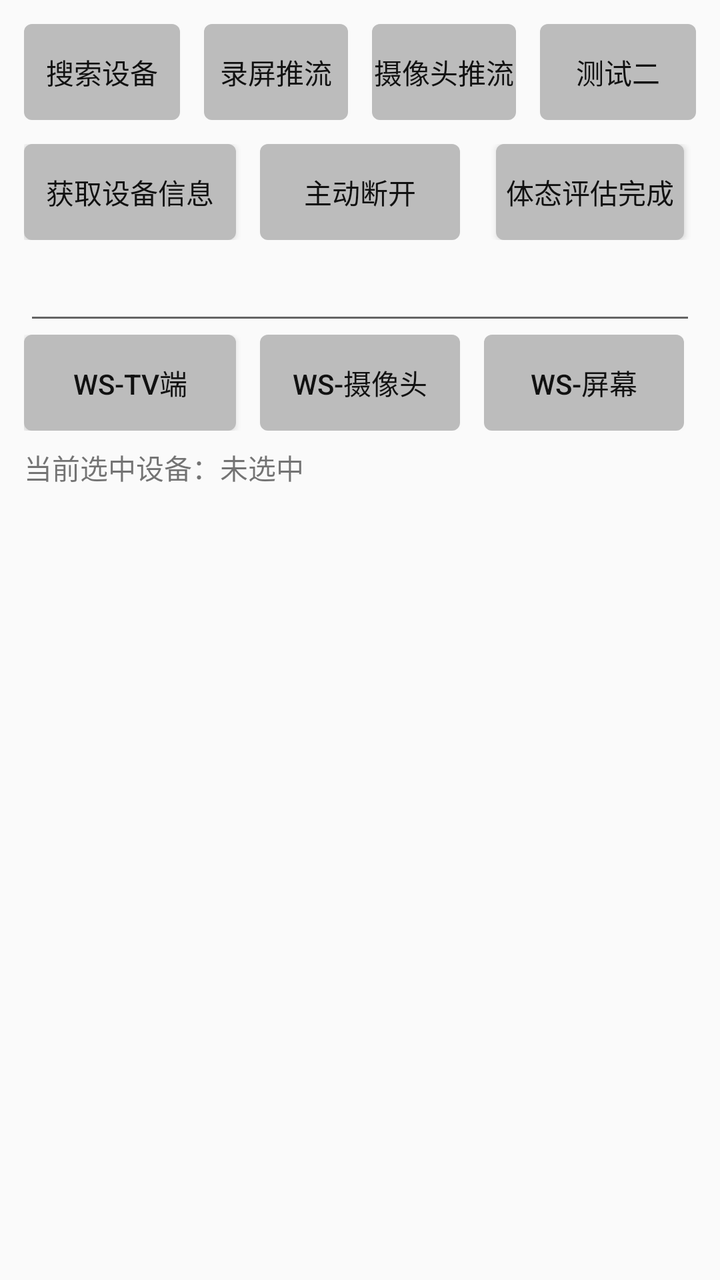
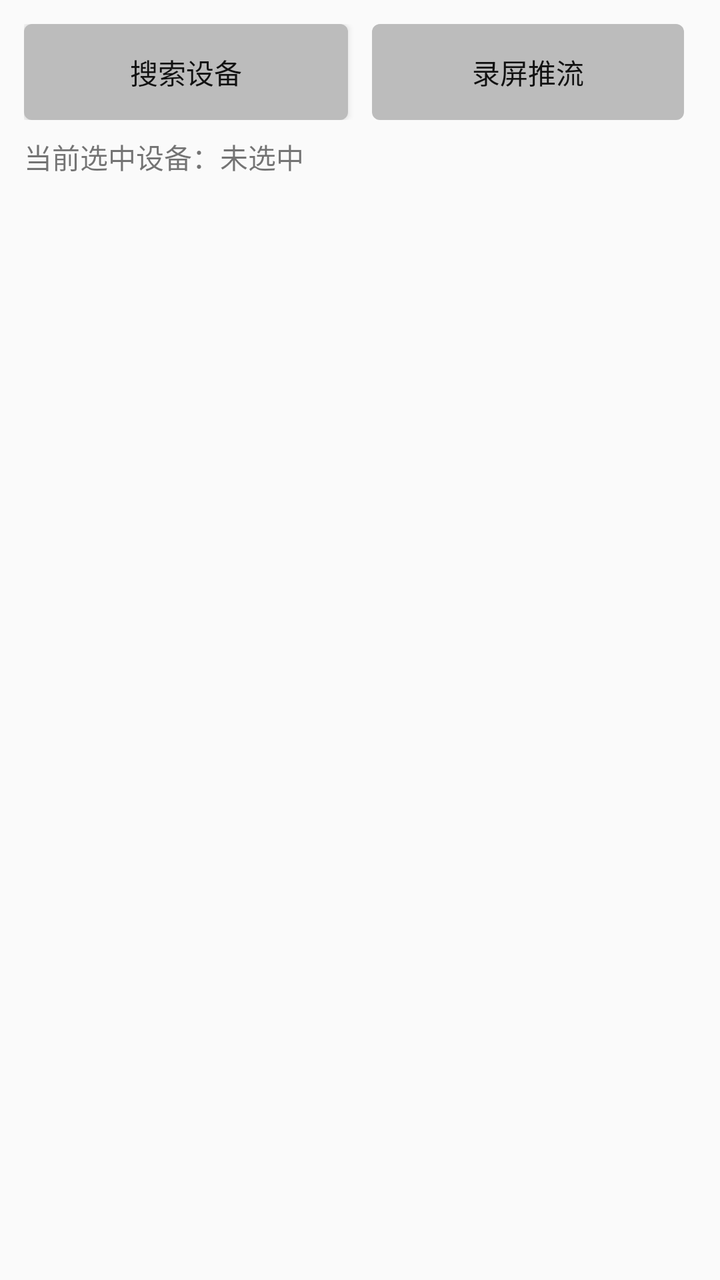

An Android layout rendered at two revisions. The XML below is the earlier revision; the diff shows what the commit changed to produce the second picture.
<!-- AndroidManifest.xml: application theme AppTheme -->
<!-- res/layout/activity_splash.xml -->
<?xml version="1.0" encoding="utf-8"?>
<LinearLayout xmlns:android="http://schemas.android.com/apk/res/android"
    android:layout_width="match_parent"
    android:layout_height="match_parent"
    android:orientation="vertical"
    android:padding="12dp">

    <LinearLayout
        android:layout_width="match_parent"
        android:layout_height="wrap_content"
        android:orientation="horizontal">

        <Button
            android:id="@+id/btnSearch"
            android:layout_width="match_parent"
            android:layout_height="wrap_content"
            android:layout_marginRight="6dp"
            android:layout_weight="1"
            android:background="@drawable/button_selector"
            android:text="搜索设备"
            android:textColor="@drawable/button_text_selector" />

        <Button
            android:id="@+id/btnScreen"
            android:layout_width="match_parent"
            android:layout_height="wrap_content"
            android:layout_marginLeft="6dp"
            android:layout_marginRight="6dp"
            android:layout_weight="1"
            android:background="@drawable/button_selector"
            android:text="录屏推流"
            android:textColor="@drawable/button_text_selector" />

        <Button
            android:id="@+id/btnClient"
            android:layout_width="match_parent"
            android:layout_height="wrap_content"
            android:layout_marginLeft="6dp"
            android:layout_marginRight="6dp"
            android:layout_weight="1"
            android:background="@drawable/button_selector"
            android:text="摄像头推流"
            android:textColor="@drawable/button_text_selector" />

        <Button
            android:id="@+id/btnServer"
            android:layout_width="match_parent"
            android:layout_height="wrap_content"
            android:layout_marginLeft="6dp"
            android:layout_weight="1"
            android:background="@drawable/button_selector"
            android:text="测试二"
            android:textColor="@drawable/button_text_selector" />
    </LinearLayout>

    <LinearLayout
        android:layout_width="match_parent"
        android:layout_height="wrap_content"
        android:layout_marginTop="12dp"
        android:orientation="horizontal">

        <Button
            android:id="@+id/btnDeviceInfo"
            android:layout_width="match_parent"
            android:layout_height="wrap_content"
            android:layout_marginRight="6dp"
            android:layout_weight="1"
            android:background="@drawable/button_selector"
            android:text="获取设备信息"
            android:textColor="@drawable/button_text_selector" />

        <Button
            android:id="@+id/btnDisconnect"
            android:layout_width="match_parent"
            android:layout_height="wrap_content"
            android:layout_marginLeft="6dp"
            android:layout_marginRight="6dp"
            android:layout_weight="1"
            android:background="@drawable/button_selector"
            android:text="主动断开"
            android:textColor="@drawable/button_text_selector" />

        <Button
            android:id="@+id/btnCompleted"
            android:layout_width="match_parent"
            android:layout_height="wrap_content"
            android:layout_marginLeft="12dp"
            android:layout_marginRight="6dp"
            android:layout_weight="1"
            android:background="@drawable/button_selector"
            android:text="体态评估完成"
            android:textColor="@drawable/button_text_selector" />
    </LinearLayout>


    <EditText
        android:id="@+id/etWsIP"
        android:layout_width="match_parent"
        android:layout_height="wrap_content"
        android:layout_marginTop="6dp" />

    <LinearLayout
        android:layout_width="match_parent"
        android:layout_height="wrap_content"
        android:orientation="horizontal">

        <Button
            android:id="@+id/btnWsTv"
            android:layout_width="match_parent"
            android:layout_height="wrap_content"
            android:layout_marginRight="6dp"
            android:layout_weight="1"
            android:background="@drawable/button_selector"
            android:text="ws-TV端"
            android:textColor="@drawable/button_text_selector" />

        <Button
            android:id="@+id/btnWsCamera"
            android:layout_width="match_parent"
            android:layout_height="wrap_content"
            android:layout_marginLeft="6dp"
            android:layout_marginRight="6dp"
            android:layout_weight="1"
            android:background="@drawable/button_selector"
            android:text="ws-摄像头"
            android:textColor="@drawable/button_text_selector" />

        <Button
            android:id="@+id/btnWsScreen"
            android:layout_width="match_parent"
            android:layout_height="wrap_content"
            android:layout_marginLeft="6dp"
            android:layout_marginRight="6dp"
            android:layout_weight="1"
            android:background="@drawable/button_selector"
            android:text="ws-屏幕"
            android:textColor="@drawable/button_text_selector" />

    </LinearLayout>

    <TextView
        android:id="@+id/tvDeviceName"
        android:layout_width="match_parent"
        android:layout_height="wrap_content"
        android:layout_marginTop="8dp"
        android:text="当前选中设备：未选中" />

    <androidx.recyclerview.widget.RecyclerView
        android:id="@+id/rlvBox"
        android:layout_width="match_parent"
        android:layout_height="match_parent"
        android:layout_marginTop="8dp" />

</LinearLayout>
<!-- resources referenced by this layout -->
<resources>
  <!-- drawable button_selector (drawable) -->
  <?xml version="1.0" encoding="utf-8"?>
  <selector xmlns:android="http://schemas.android.com/apk/res/android">
      <item android:drawable="@drawable/button_pressed_shape" android:state_focused="true"/>
      <item android:drawable="@drawable/button_shape"/>
  </selector>
  <!-- drawable button_text_selector (drawable) -->
  <?xml version="1.0" encoding="utf-8"?>
  <selector xmlns:android="http://schemas.android.com/apk/res/android">
      <item android:color="#FFFFFF" android:state_focused="true" />
      <item android:color="#111111" />
  </selector>
  <style name="AppTheme" parent="Theme.AppCompat.Light.NoActionBar">
          
          <item name="colorPrimary">@color/colorPrimary</item>
          <item name="colorPrimaryDark">@color/colorPrimaryDark</item>
          <item name="colorAccent">@color/colorAccent</item>
      </style>
  <!-- drawable button_pressed_shape (drawable) -->
  <?xml version="1.0" encoding="utf-8"?>
  <shape xmlns:android="http://schemas.android.com/apk/res/android">
      <solid android:color="#12b7f5" />
      <corners android:radius="4dp" />
  </shape>
  <!-- drawable button_shape (drawable) -->
  <?xml version="1.0" encoding="utf-8"?>
  <shape xmlns:android="http://schemas.android.com/apk/res/android">
      <solid android:color="#BCBCBC" />
      <corners android:radius="4dp" />
  </shape>
  <color name="colorPrimary">#3F51B5</color>
  <color name="colorPrimaryDark">#303F9F</color>
  <color name="colorAccent">#FF4081</color>
</resources>

<!-- the commit's change to res/layout/activity_splash.xml (unified diff, before → after) -->
@@ -32,6 +32,7 @@
             android:textColor="@drawable/button_text_selector" />
 
         <Button
+            android:visibility="gone"
             android:id="@+id/btnClient"
             android:layout_width="match_parent"
             android:layout_height="wrap_content"
@@ -43,6 +44,7 @@
             android:textColor="@drawable/button_text_selector" />
 
         <Button
+            android:visibility="gone"
             android:id="@+id/btnServer"
             android:layout_width="match_parent"
             android:layout_height="wrap_content"
@@ -54,6 +56,7 @@
     </LinearLayout>
 
     <LinearLayout
+        android:visibility="gone"
         android:layout_width="match_parent"
         android:layout_height="wrap_content"
         android:layout_marginTop="12dp"
@@ -94,12 +97,14 @@
 
 
     <EditText
+        android:visibility="gone"
         android:id="@+id/etWsIP"
         android:layout_width="match_parent"
         android:layout_height="wrap_content"
         android:layout_marginTop="6dp" />
 
     <LinearLayout
+        android:visibility="gone"
         android:layout_width="match_parent"
         android:layout_height="wrap_content"
         android:orientation="horizontal">
